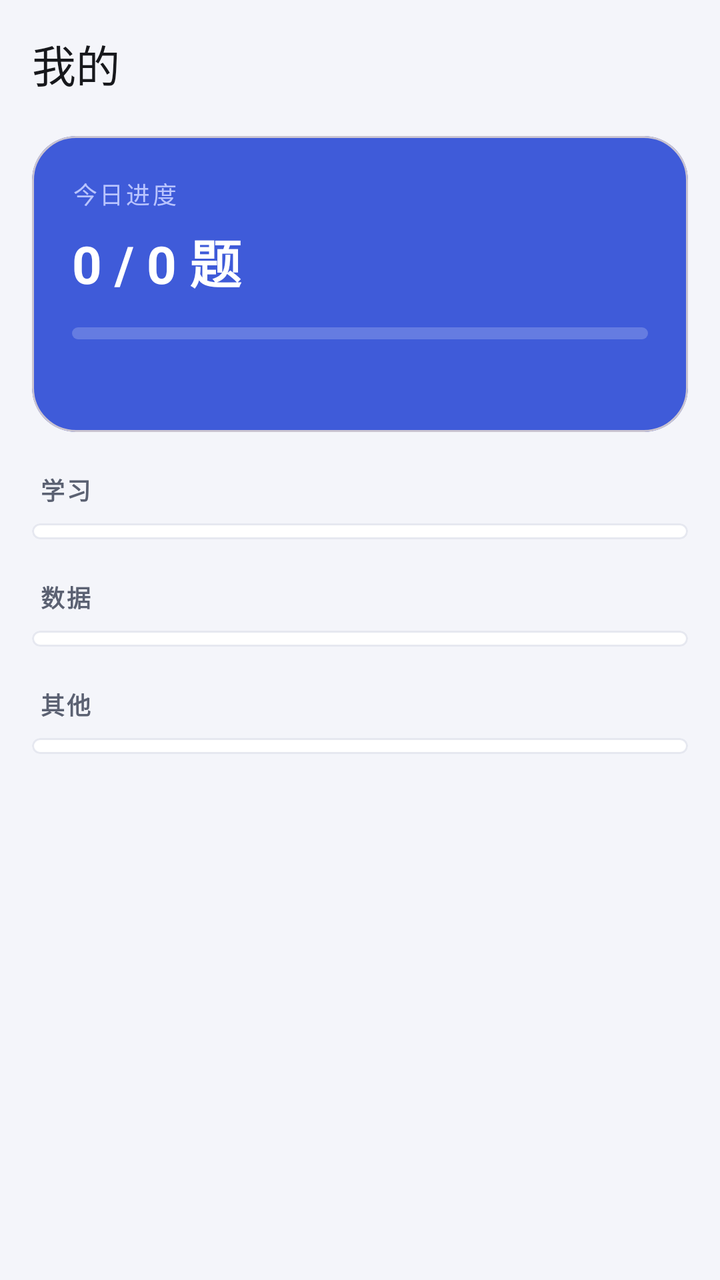
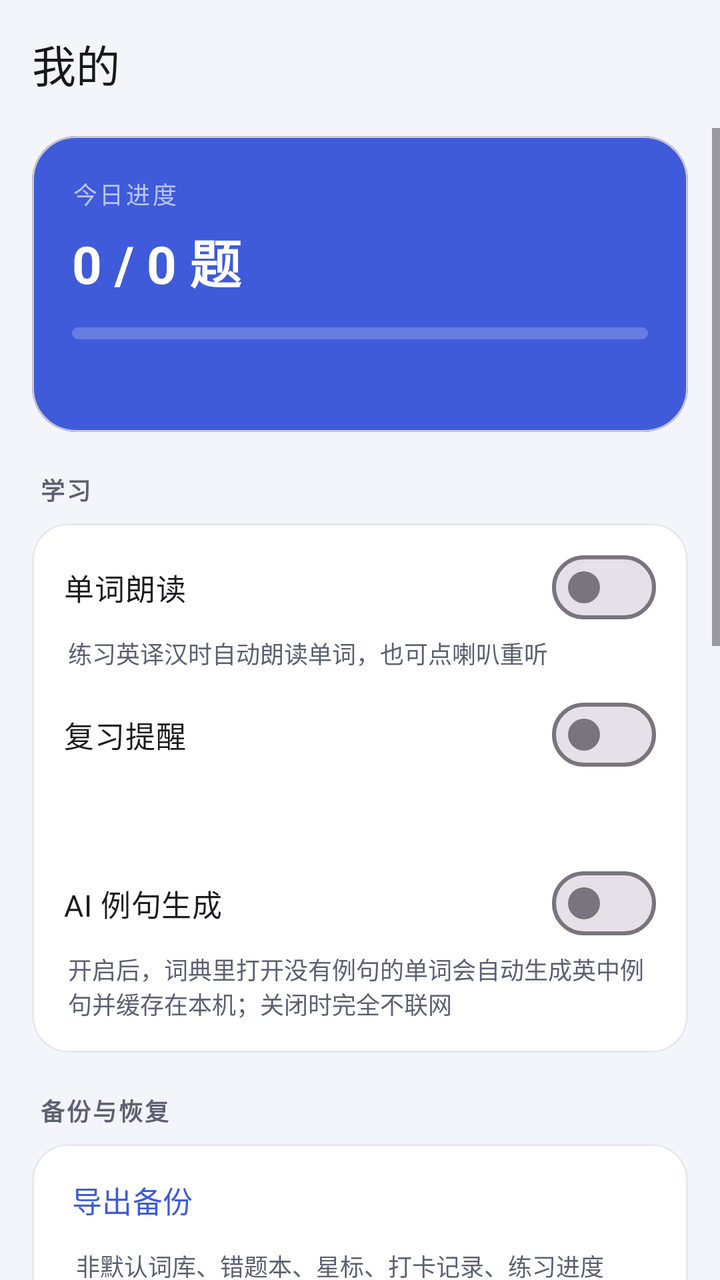

Before-and-after screenshots of an Android layout around one commit, followed by the original layout XML and the change that was made.
<!-- AndroidManifest.xml: application theme Theme.WordDrill -->
<!-- res/layout/fragment_mine.xml -->
<?xml version="1.0" encoding="utf-8"?>
<LinearLayout xmlns:android="http://schemas.android.com/apk/res/android"
    xmlns:app="http://schemas.android.com/apk/res-auto"
    android:id="@+id/root"
    android:layout_width="match_parent"
    android:layout_height="match_parent"
    android:background="@color/bg"
    android:orientation="vertical">

    <com.google.android.material.appbar.MaterialToolbar
        android:id="@+id/toolbar"
        style="@style/Toolbar.WordDrill"
        android:layout_width="match_parent"
        android:layout_height="?attr/actionBarSize"
        app:title="@string/tab_mine"
        app:titleTextAppearance="@style/TextAppearance.Material3.TitleLarge" />

    <ScrollView
        android:layout_width="match_parent"
        android:layout_height="0dp"
        android:layout_weight="1"
        android:clipToPadding="false"
        android:fillViewport="true">

        <LinearLayout
            android:layout_width="match_parent"
            android:layout_height="wrap_content"
            android:orientation="vertical"
            android:paddingStart="16dp"
            android:paddingTop="4dp"
            android:paddingEnd="16dp"
            android:paddingBottom="24dp">

            <com.google.android.material.card.MaterialCardView
                android:id="@+id/cardSummary"
                android:layout_width="match_parent"
                android:layout_height="wrap_content"
                android:clickable="true"
                android:focusable="true"
                android:foreground="?attr/selectableItemBackground"
                app:cardBackgroundColor="@color/brand"
                app:cardCornerRadius="22dp"
                app:cardElevation="0dp">

                <LinearLayout
                    android:layout_width="match_parent"
                    android:layout_height="wrap_content"
                    android:orientation="vertical"
                    android:padding="20dp">

                    <TextView
                        android:layout_width="wrap_content"
                        android:layout_height="wrap_content"
                        android:letterSpacing="0.1"
                        android:text="@string/report_today"
                        android:textColor="#B9C4FF"
                        android:textSize="12sp" />

                    <TextView
                        android:id="@+id/tvToday"
                        style="@style/Text.Hero"
                        android:layout_width="wrap_content"
                        android:layout_height="wrap_content"
                        android:layout_marginTop="6dp"
                        android:text="0 / 0 题" />

                    <com.google.android.material.progressindicator.LinearProgressIndicator
                        android:id="@+id/pbToday"
                        android:layout_width="match_parent"
                        android:layout_height="wrap_content"
                        android:layout_marginTop="14dp"
                        app:indicatorColor="@color/white"
                        app:trackColor="#33FFFFFF"
                        app:trackCornerRadius="3dp"
                        app:trackStopIndicatorSize="0dp"
                        app:trackThickness="6dp" />

                    <TextView
                        android:id="@+id/tvSummarySub"
                        android:layout_width="wrap_content"
                        android:layout_height="wrap_content"
                        android:layout_marginTop="10dp"
                        android:textColor="#B9C4FF"
                        android:textSize="12sp" />
                </LinearLayout>
            </com.google.android.material.card.MaterialCardView>

            <TextView
                style="@style/Text.SectionLabel"
                android:layout_width="wrap_content"
                android:layout_height="wrap_content"
                android:layout_marginTop="20dp"
                android:layout_marginStart="4dp"
                android:text="@string/mine_section_study" />

            <com.google.android.material.card.MaterialCardView
                android:layout_width="match_parent"
                android:layout_height="wrap_content"
                android:layout_marginTop="8dp"
                app:cardBackgroundColor="@color/surface"
                app:cardCornerRadius="18dp"
                app:cardElevation="0dp"
                app:strokeColor="@color/divider"
                app:strokeWidth="1dp">

                <LinearLayout
                    android:id="@+id/studyRows"
                    android:layout_width="match_parent"
                    android:layout_height="wrap_content"
                    android:orientation="vertical"
                    android:paddingTop="4dp"
                    android:paddingBottom="4dp" />
            </com.google.android.material.card.MaterialCardView>

            <TextView
                style="@style/Text.SectionLabel"
                android:layout_width="wrap_content"
                android:layout_height="wrap_content"
                android:layout_marginTop="20dp"
                android:layout_marginStart="4dp"
                android:text="@string/mine_section_data" />

            <com.google.android.material.card.MaterialCardView
                android:layout_width="match_parent"
                android:layout_height="wrap_content"
                android:layout_marginTop="8dp"
                app:cardBackgroundColor="@color/surface"
                app:cardCornerRadius="18dp"
                app:cardElevation="0dp"
                app:strokeColor="@color/divider"
                app:strokeWidth="1dp">

                <LinearLayout
                    android:id="@+id/dataRows"
                    android:layout_width="match_parent"
                    android:layout_height="wrap_content"
                    android:orientation="vertical"
                    android:paddingTop="4dp"
                    android:paddingBottom="4dp" />
            </com.google.android.material.card.MaterialCardView>

            <TextView
                style="@style/Text.SectionLabel"
                android:layout_width="wrap_content"
                android:layout_height="wrap_content"
                android:layout_marginTop="20dp"
                android:layout_marginStart="4dp"
                android:text="@string/mine_section_other" />

            <com.google.android.material.card.MaterialCardView
                android:layout_width="match_parent"
                android:layout_height="wrap_content"
                android:layout_marginTop="8dp"
                app:cardBackgroundColor="@color/surface"
                app:cardCornerRadius="18dp"
                app:cardElevation="0dp"
                app:strokeColor="@color/divider"
                app:strokeWidth="1dp">

                <LinearLayout
                    android:id="@+id/otherRows"
                    android:layout_width="match_parent"
                    android:layout_height="wrap_content"
                    android:orientation="vertical"
                    android:paddingTop="4dp"
                    android:paddingBottom="4dp" />
            </com.google.android.material.card.MaterialCardView>
        </LinearLayout>
    </ScrollView>
</LinearLayout>
<!-- resources referenced by this layout -->
<resources>
  <color name="bg">#F4F5FA</color>
  <color name="brand">#3F5BD9</color>
  <color name="divider">#E6E8F0</color>
  <color name="surface">#FFFFFF</color>
  <color name="white">#FFFFFF</color>
  <string name="mine_section_data">数据</string>
  <string name="mine_section_other">其他</string>
  <string name="mine_section_study">学习</string>
  <string name="report_today">今日进度</string>
  <string name="tab_mine">我的</string>
  <style name="Text.Hero" parent="">
          <item name="android:textSize">26sp</item>
          <item name="android:textColor">@color/white</item>
          <item name="android:textStyle">bold</item>
      </style>
  <style name="Text.SectionLabel" parent="">
          <item name="android:textSize">12sp</item>
          <item name="android:textColor">@color/text_secondary</item>
          <item name="android:letterSpacing">0.08</item>
          <item name="android:textStyle">bold</item>
      </style>
  <style name="Toolbar.WordDrill" parent="Widget.Material3.Toolbar">
          <item name="android:background">@color/bg</item>
          <item name="titleTextColor">@color/text_primary</item>
          <item name="subtitleTextColor">@color/text_secondary</item>
          <item name="navigationIconTint">@color/text_primary</item>
      </style>
  <style name="Theme.WordDrill" parent="Theme.Material3.DayNight.NoActionBar">
          <item name="colorPrimary">@color/brand</item>
          <item name="colorOnPrimary">@color/white</item>
          <item name="colorPrimaryContainer">@color/brand_container</item>
          <item name="colorOnPrimaryContainer">@color/brand_dark</item>
          <item name="colorSecondary">@color/accent</item>
          <item name="colorSurface">@color/surface</item>
          <item name="android:colorBackground">@color/bg</item>
          <item name="android:windowBackground">@color/bg</item>
          <item name="android:statusBarColor">@color/bg</item>
          <item name="android:navigationBarColor">@color/bg</item>
          <item name="android:windowLightStatusBar">@bool/light_status_bar</item>
      </style>
  <color name="text_secondary">#5B6172</color>
  <color name="text_primary">#17181C</color>
  <color name="brand_container">#E4E9FF</color>
  <color name="brand_dark">#1D2B6B</color>
  <color name="accent">#F2A03D</color>
</resources>

<!-- the commit's change to res/layout/fragment_mine.xml (unified diff, before → after) -->
@@ -91,7 +91,7 @@
                 android:layout_height="wrap_content"
                 android:layout_marginTop="20dp"
                 android:layout_marginStart="4dp"
-                android:text="@string/mine_section_study" />
+                android:text="@string/settings_section_study" />
 
             <com.google.android.material.card.MaterialCardView
                 android:layout_width="match_parent"
@@ -104,12 +104,68 @@
                 app:strokeWidth="1dp">
 
                 <LinearLayout
-                    android:id="@+id/studyRows"
                     android:layout_width="match_parent"
                     android:layout_height="wrap_content"
                     android:orientation="vertical"
-                    android:paddingTop="4dp"
-                    android:paddingBottom="4dp" />
+                    android:paddingStart="16dp"
+                    android:paddingTop="8dp"
+                    android:paddingEnd="16dp"
+                    android:paddingBottom="8dp">
+
+                    <com.google.android.material.materialswitch.MaterialSwitch
+                        android:id="@+id/swTts"
+                        android:layout_width="match_parent"
+                        android:layout_height="wrap_content"
+                        android:minHeight="48dp"
+                        android:text="@string/settings_tts_title"
+                        android:textSize="15sp" />
+
+                    <TextView
+                        android:layout_width="match_parent"
+                        android:layout_height="wrap_content"
+                        android:layout_marginStart="2dp"
+                        android:layout_marginBottom="8dp"
+                        android:text="@string/settings_tts_desc"
+                        android:textColor="@color/text_secondary"
+                        android:textSize="12sp" />
+
+                    <com.google.android.material.materialswitch.MaterialSwitch
+                        android:id="@+id/swReminder"
+                        android:layout_width="match_parent"
+                        android:layout_height="wrap_content"
+                        android:minHeight="48dp"
+                        android:text="@string/settings_reminder"
+                        android:textSize="15sp" />
+
+                    <TextView
+                        android:id="@+id/tvReminderTime"
+                        android:layout_width="match_parent"
+                        android:layout_height="wrap_content"
+                        android:layout_marginStart="2dp"
+                        android:layout_marginBottom="8dp"
+                        android:background="?attr/selectableItemBackground"
+                        android:paddingTop="6dp"
+                        android:paddingBottom="6dp"
+                        android:textColor="@color/text_secondary"
+                        android:textSize="12sp" />
+
+                    <com.google.android.material.materialswitch.MaterialSwitch
+                        android:id="@+id/swExampleAi"
+                        android:layout_width="match_parent"
+                        android:layout_height="wrap_content"
+                        android:minHeight="48dp"
+                        android:text="@string/settings_example_ai"
+                        android:textSize="15sp" />
+
+                    <TextView
+                        android:layout_width="match_parent"
+                        android:layout_height="wrap_content"
+                        android:layout_marginStart="2dp"
+                        android:layout_marginBottom="8dp"
+                        android:text="@string/settings_example_ai_desc"
+                        android:textColor="@color/text_secondary"
+                        android:textSize="12sp" />
+                </LinearLayout>
             </com.google.android.material.card.MaterialCardView>
 
             <TextView
@@ -118,7 +174,7 @@
                 android:layout_height="wrap_content"
                 android:layout_marginTop="20dp"
                 android:layout_marginStart="4dp"
-                android:text="@string/mine_section_data" />
+                android:text="@string/settings_backup" />
 
             <com.google.android.material.card.MaterialCardView
                 android:layout_width="match_parent"
@@ -131,12 +187,86 @@
                 app:strokeWidth="1dp">
 
                 <LinearLayout
-                    android:id="@+id/dataRows"
                     android:layout_width="match_parent"
                     android:layout_height="wrap_content"
                     android:orientation="vertical"
+                    android:paddingStart="8dp"
                     android:paddingTop="4dp"
-                    android:paddingBottom="4dp" />
+                    android:paddingEnd="8dp"
+                    android:paddingBottom="4dp">
+
+                    <com.google.android.material.button.MaterialButton
+                        android:id="@+id/btnExport"
+                        style="@style/Widget.Material3.Button.TextButton"
+                        android:layout_width="match_parent"
+                        android:layout_height="wrap_content"
+                        android:gravity="start|center_vertical"
+                        android:text="@string/settings_export"
+                        android:textSize="15sp" />
+
+                    <TextView
+                        android:layout_width="match_parent"
+                        android:layout_height="wrap_content"
+                        android:layout_marginStart="14dp"
+                        android:layout_marginBottom="4dp"
+                        android:text="@string/settings_export_desc"
+                        android:textColor="@color/text_secondary"
+                        android:textSize="12sp" />
+
+                    <com.google.android.material.button.MaterialButton
+                        android:id="@+id/btnImport"
+                        style="@style/Widget.Material3.Button.TextButton"
+                        android:layout_width="match_parent"
+                        android:layout_height="wrap_content"
+                        android:gravity="start|center_vertical"
+                        android:text="@string/settings_import"
+                        android:textSize="15sp" />
+
+                    <TextView
+                        android:layout_width="match_parent"
+                        android:layout_height="wrap_content"
+                        android:layout_marginStart="14dp"
+                        android:layout_marginBottom="4dp"
+                        android:text="@string/settings_import_desc"
+                        android:textColor="@color/text_secondary"
+                        android:textSize="12sp" />
+
+                    <com.google.android.material.button.MaterialButton
+                        android:id="@+id/btnRestoreAuto"
+                        style="@style/Widget.Material3.Button.TextButton"
+                        android:layout_width="match_parent"
+                        android:layout_height="wrap_content"
+                        android:gravity="start|center_vertical"
+                        android:text="@string/settings_restore_auto"
+                        android:textSize="15sp" />
+
+                    <TextView
+                        android:id="@+id/tvAutoBackupTime"
+                        android:layout_width="match_parent"
+                        android:layout_height="wrap_content"
+                        android:layout_marginStart="14dp"
+                        android:layout_marginBottom="4dp"
+                        android:textColor="@color/text_secondary"
+                        android:textSize="12sp" />
+
+                    <com.google.android.material.button.MaterialButton
+                        android:id="@+id/btnClearLog"
+                        style="@style/Widget.Material3.Button.TextButton"
+                        android:layout_width="match_parent"
+                        android:layout_height="wrap_content"
+                        android:gravity="start|center_vertical"
+                        android:text="@string/action_clear_log"
+                        android:textSize="15sp" />
+
+                    <TextView
+                        android:layout_width="match_parent"
+                        android:layout_height="wrap_content"
+                        android:layout_marginStart="14dp"
+                        android:layout_marginBottom="4dp"
+                        android:text="@string/settings_clear_log_desc"
+                        android:textColor="@color/text_secondary"
+                        android:textSize="12sp" />
+                </LinearLayout>
             </com.google.android.material.card.MaterialCardView>
 
             <TextView
@@ -145,7 +275,7 @@
                 android:layout_height="wrap_content"
                 android:layout_marginTop="20dp"
                 android:layout_marginStart="4dp"
-                android:text="@string/mine_section_other" />
+                android:text="@string/settings_section_other" />
 
             <com.google.android.material.card.MaterialCardView
                 android:layout_width="match_parent"
@@ -158,13 +288,114 @@
                 app:strokeWidth="1dp">
 
                 <LinearLayout
-                    android:id="@+id/otherRows"
                     android:layout_width="match_parent"
                     android:layout_height="wrap_content"
                     android:orientation="vertical"
+                    android:paddingStart="8dp"
                     android:paddingTop="4dp"
-                    android:paddingBottom="4dp" />
+                    android:paddingEnd="8dp"
+                    android:paddingBottom="4dp">
+
+                    <com.google.android.material.button.MaterialButton
+                        android:id="@+id/btnDictionary"
+                        style="@style/Widget.Material3.Button.TextButton"
+                        android:layout_width="match_parent"
+                        android:layout_height="wrap_content"
+                        android:gravity="start|center_vertical"
+                        android:text="@string/title_dictionary"
+                        android:textSize="15sp" />
+
+                    <com.google.android.material.button.MaterialButton
+                        android:id="@+id/btnCheckUpdate"
+                        style="@style/Widget.Material3.Button.TextButton"
+                        android:layout_width="match_parent"
+                        android:layout_height="wrap_content"
+                        android:gravity="start|center_vertical"
+                        android:text="@string/settings_check_update"
+                        android:textSize="15sp" />
+
+                    <TextView
+                        android:layout_width="match_parent"
+                        android:layout_height="wrap_content"
+                        android:layout_marginStart="14dp"
+                        android:layout_marginBottom="4dp"
+                        android:text="@string/settings_update_desc"
+                        android:textColor="@color/text_secondary"
+                        android:textSize="12sp" />
+
+                    <com.google.android.material.button.MaterialButton
+                        android:id="@+id/btnSmartParseUrl"
+                        style="@style/Widget.Material3.Button.TextButton"
+                        android:layout_width="match_parent"
+                        android:layout_height="wrap_content"
+                        android:gravity="start|center_vertical"
+                        android:text="@string/settings_smart_parse"
+                        android:textSize="15sp" />
+
+                    <TextView
+                        android:id="@+id/tvSmartParseUrl"
+                        android:layout_width="match_parent"
+                        android:layout_height="wrap_content"
+                        android:layout_marginStart="14dp"
+                        android:layout_marginBottom="4dp"
+                        android:textColor="@color/text_secondary"
+                        android:textSize="12sp" />
+
+                    <com.google.android.material.button.MaterialButton
+                        android:id="@+id/btnPrivacy"
+                        style="@style/Widget.Material3.Button.TextButton"
+                        android:layout_width="match_parent"
+                        android:layout_height="wrap_content"
+                        android:gravity="start|center_vertical"
+                        android:text="@string/settings_privacy"
+                        android:textSize="15sp" />
+
+                    <TextView
+                        android:layout_width="match_parent"
+                        android:layout_height="wrap_content"
+                        android:layout_marginStart="14dp"
+                        android:layout_marginBottom="4dp"
+                        android:text="@string/settings_privacy_desc"
+                        android:textColor="@color/text_secondary"
+                        android:textSize="12sp" />
+
+                    <com.google.android.material.button.MaterialButton
+                        android:id="@+id/btnLicense"
+                        style="@style/Widget.Material3.Button.TextButton"
+                        android:layout_width="match_parent"
+                        android:layout_height="wrap_content"
+                        android:gravity="start|center_vertical"
+                        android:text="@string/settings_license"
+                        android:textSize="15sp" />
+
+                    <TextView
+                        android:layout_width="match_parent"
+                        android:layout_height="wrap_content"
+                        android:layout_marginStart="14dp"
+                        android:layout_marginBottom="4dp"
+                        android:text="@string/settings_license_desc"
+                        android:textColor="@color/text_secondary"
+                        android:textSize="12sp" />
+
+                    <com.google.android.material.button.MaterialButton
+                        android:id="@+id/btnAbout"
+                        style="@style/Widget.Material3.Button.TextButton"
+                        android:layout_width="match_parent"
+                        android:layout_height="wrap_content"
+                        android:gravity="start|center_vertical"
+                        android:text="@string/settings_about"
+                        android:textSize="15sp" />
+                </LinearLayout>
             </com.google.android.material.card.MaterialCardView>
+
+            <TextView
+                android:id="@+id/tvVersion"
+                android:layout_width="match_parent"
+                android:layout_height="wrap_content"
+                android:layout_marginTop="20dp"
+                android:gravity="center"
+                android:textColor="@color/text_hint"
+                android:textSize="12sp" />
         </LinearLayout>
     </ScrollView>
 </LinearLayout>
<!-- resource entries referenced after the edit -->
@@ -4,12 +4,34 @@
   <color name="brand">#3F5BD9</color>
   <color name="divider">#E6E8F0</color>
   <color name="surface">#FFFFFF</color>
+  <color name="text_hint">#9AA0B0</color>
   <color name="white">#FFFFFF</color>
-  <string name="mine_section_data">数据</string>
-  <string name="mine_section_other">其他</string>
-  <string name="mine_section_study">学习</string>
+  <string name="action_clear_log">清空练习记录</string>
   <string name="report_today">今日进度</string>
+  <string name="settings_about">关于</string>
+  <string name="settings_backup">备份与恢复</string>
+  <string name="settings_check_update">检查更新</string>
+  <string name="settings_clear_log_desc">清空后所有单词重新算「没练过」，星标和错题不受影响</string>
+  <string name="settings_example_ai">AI 例句生成</string>
+  <string name="settings_example_ai_desc">开启后，词典里打开没有例句的单词会自动生成英中例句并缓存在本机；关闭时完全不联网</string>
+  <string name="settings_export">导出备份</string>
+  <string name="settings_export_desc">非默认词库、错题本、星标、打卡记录、练习进度</string>
+  <string name="settings_import">导入备份</string>
+  <string name="settings_import_desc">与手机上的数据合并，不会覆盖已有内容</string>
+  <string name="settings_license">开放源代码许可</string>
+  <string name="settings_license_desc">本应用的 GPLv3 协议与内置词库的来源说明</string>
+  <string name="settings_privacy">隐私政策</string>
+  <string name="settings_privacy_desc">本应用收集哪些信息、什么时候联网</string>
+  <string name="settings_reminder">复习提醒</string>
+  <string name="settings_restore_auto">从自动备份恢复</string>
+  <string name="settings_section_other">其他</string>
+  <string name="settings_section_study">学习</string>
+  <string name="settings_smart_parse">智能解析服务地址</string>
+  <string name="settings_tts_desc">练习英译汉时自动朗读单词，也可点喇叭重听</string>
+  <string name="settings_tts_title">单词朗读</string>
+  <string name="settings_update_desc">启动时自动检查；有新版本可在应用内直接下载并安装</string>
   <string name="tab_mine">我的</string>
+  <string name="title_dictionary">词典</string>
   <style name="Text.Hero" parent="">
           <item name="android:textSize">26sp</item>
           <item name="android:textColor">@color/white</item>
